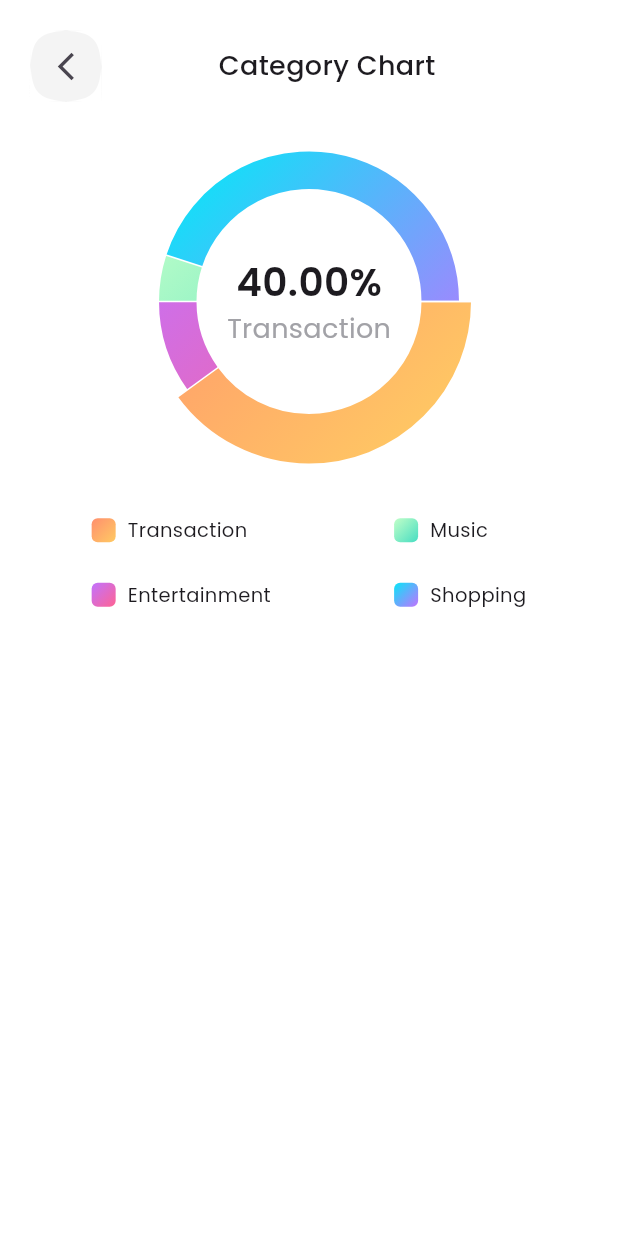
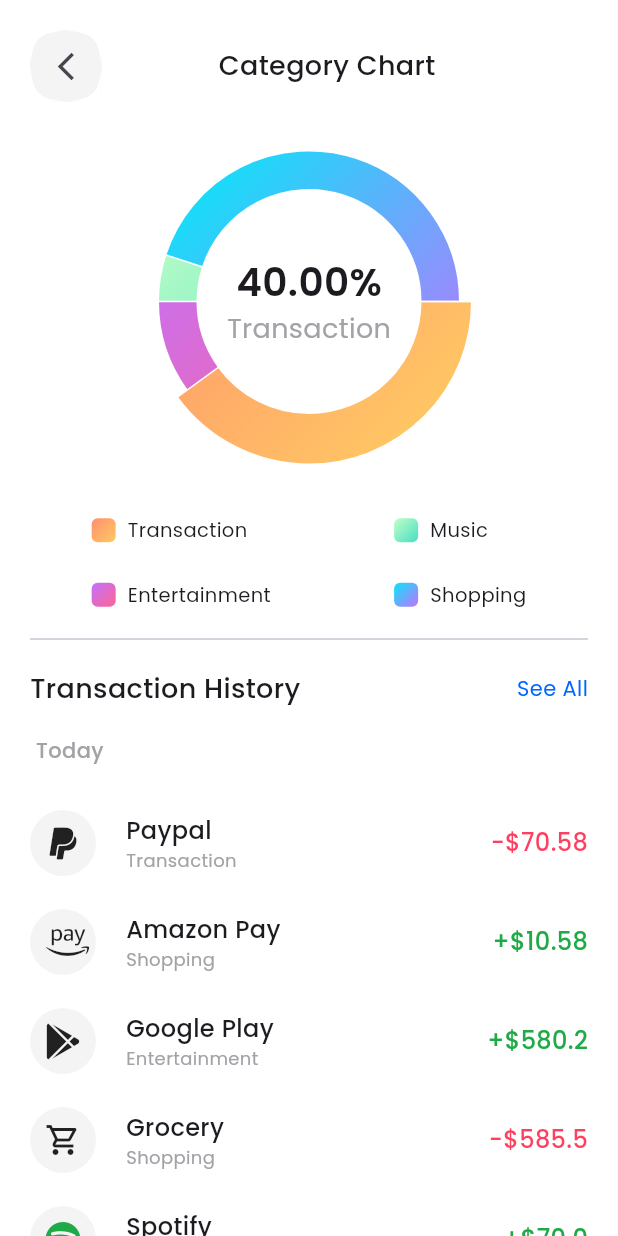
Before and after one commit to ACICT-DEPI/SHR1_SWD4_S1e-Banking-Mobile-App, a Flutter app: the screen it shows after launch, on a phone screen of 412 x 824 dp. Run offline on Flutter 3.47's test engine with Material 3 defaults, Android fonts, the phone set to English and light mode, and no system bars; drawn by our look-alikes of fl_chart; our stand-ins replace flutter_svg, font_awesome_flutter, smooth_page_indicator; missing offline and left inert: auto_size_text_pk.

Commit message:
Added Category Chart View

```diff
--- a/lib/features/category_chart/presentation/views/widgets/category_chart_body.dart
+++ b/lib/features/category_chart/presentation/views/widgets/category_chart_body.dart
@@ -1,9 +1,10 @@
 import 'package:flutter/material.dart';
-
+import '../../../../transaction_history/data/models/transaction_item_model.dart';
 import '../../../data/models/category_model.dart';
 import 'categories_row.dart';
 import 'category_chart_app_bar.dart';
 import 'circular_chart.dart';
+import 'transaction_history_items.dart';
 
 class CategoryChartBody extends StatelessWidget {
   const CategoryChartBody({super.key});
@@ -16,6 +17,25 @@ class CategoryChartBody extends StatelessWidget {
       CategoryModel(category: "Music", percentage: 5),
       CategoryModel(category: "Shopping", percentage: 45),
     ];
+    final List<TransactionType> listOfTransactionTypes = [
+      TransactionType.paypal,
+      TransactionType.amazonPay,
+      TransactionType.googlePlay,
+      TransactionType.grocery,
+      TransactionType.spotify,
+      TransactionType.moneyTransfer,
+      TransactionType.appleStore
+    ];
+    final List<double> listOfAmounts = [
+      -70.58,
+      10.58,
+      580.2,
+      -585.50,
+      70,
+      70.58,
+      -70
+    ];
+
     return Padding(
       padding: const EdgeInsets.only(
         left: 20.0,
@@ -26,9 +46,6 @@ class CategoryChartBody extends StatelessWidget {
         children: [
           const CategoryChartAppBar(),
           const SizedBox(height: 30),
-          Expanded(
-            child: ListView(
-              children: [
           CircularChart(
             firstsColor: CategoryModel.firstsCategoryColor,
             secondsColor: CategoryModel.secondsCategoryColor,
@@ -41,7 +58,11 @@ class CategoryChartBody extends StatelessWidget {
             firstsColor: CategoryModel.firstsCategoryColor,
             categoryModels: listOfModels,
           ),
-              ],
+          const Divider(height: 40.0),
+          Expanded(
+            child: TransactionHistoryItems(
+              listOfAmounts: listOfAmounts,
+              listOfTransactionTypes: listOfTransactionTypes,
             ),
           )
         ],
--- /dev/null
+++ b/lib/features/category_chart/presentation/views/widgets/transaction_history_items.dart
@@ -0,0 +1,64 @@
+import 'package:flutter/material.dart';
+
+import '../../../../../core/styles/colors.dart';
+import '../../../../../core/styles/texts_style.dart';
+import '../../../../../core/widgets/transaction_item.dart';
+import '../../../../transaction_history/data/models/transaction_item_model.dart';
+
+class TransactionHistoryItems extends StatelessWidget {
+  const TransactionHistoryItems({
+    super.key,
+    required this.listOfTransactionTypes,
+    required this.listOfAmounts,
+  });
+
+  final List<TransactionType> listOfTransactionTypes;
+  final List<double> listOfAmounts;
+
+  @override
+  Widget build(BuildContext context) {
+    return Column(
+      crossAxisAlignment: CrossAxisAlignment.start,
+      children: [
+        Row(
+          mainAxisAlignment: MainAxisAlignment.spaceBetween,
+          children: [
+            const Text(
+              "Transaction History",
+              style: TextsStyle.textStyleMedium18,
+            ),
+            Text(
+              "See All",
+              style: TextsStyle.textStyleRegular14.copyWith(
+                color: AppColors.blue,
+              ),
+            ),
+          ],
+        ),
+        const SizedBox(height: 18.0),
+        Text(
+          " Today",
+          style: TextsStyle.textStyleMedium14.copyWith(
+            color: AppColors.greyA7,
+          ),
+        ),
+        const SizedBox(height: 30),
+        Expanded(
+          child: ListView.separated(
+            physics: const BouncingScrollPhysics(),
+            itemCount: listOfTransactionTypes.length,
+            separatorBuilder: (context, index) => const SizedBox(height: 22),
+            itemBuilder: (context, index) {
+              return TransactionItem(
+                transactionItemModel: TransactionItemModel(
+                  type: listOfTransactionTypes[index],
+                  amount: listOfAmounts[index],
+                ),
+              );
+            },
+          ),
+        ),
+      ],
+    );
+  }
+}
```
Lines whose indentation alone changed are shown as unchanged.
